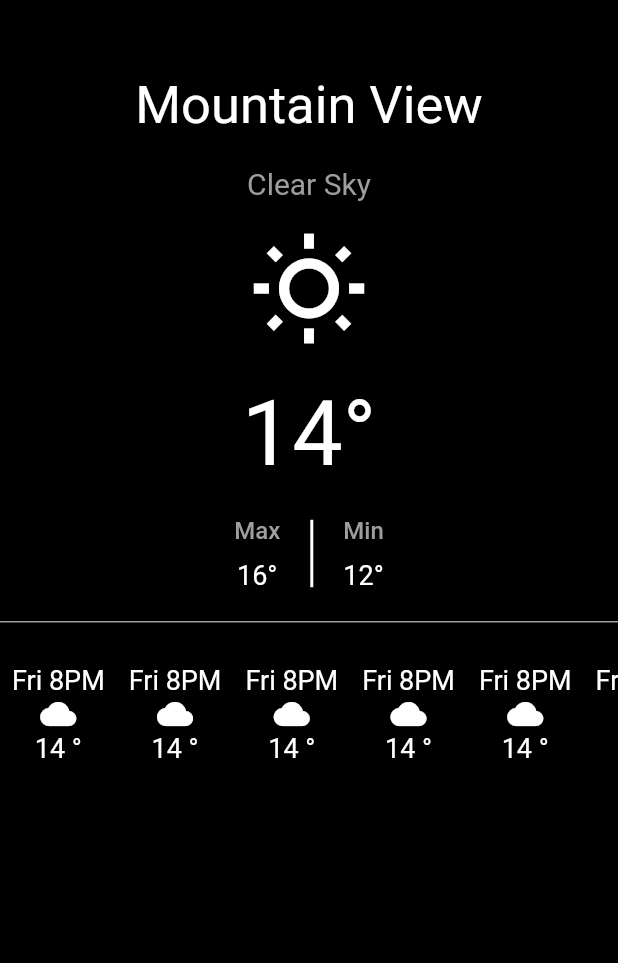
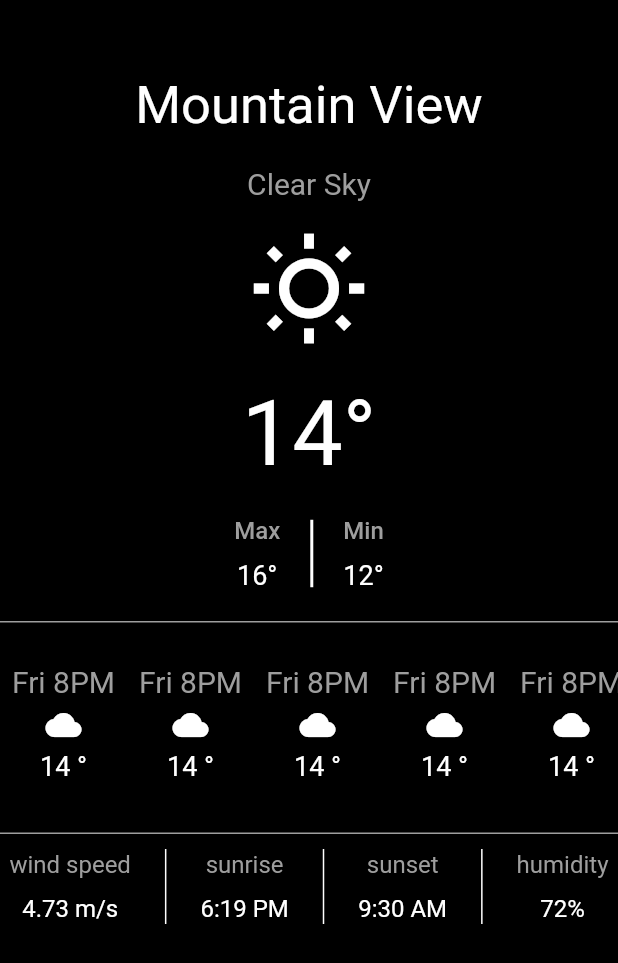
Before and after one commit to alikazemidev/weather_bisi_flutter, a Flutter app: the screen it shows after launch, on a phone screen of 412 x 824 dp. Shown: the top 963 px of the screen. Run offline on Flutter 3.47's test engine with Material 2 defaults, Android fonts, the phone set to English and light mode, and no system bars.

Commit message:
complete static ui

```diff
--- a/lib/main.dart
+++ b/lib/main.dart
@@ -137,7 +137,7 @@ class _HomePageState extends State<HomePage> {
                 SizedBox(height: 20),
                 Container(
                   width: double.infinity,
-                  height: 100,
+                  height: 120,
                   child: ListView.builder(
                     shrinkWrap: true,
                     itemCount: 10,
@@ -147,15 +147,128 @@ class _HomePageState extends State<HomePage> {
                         padding: const EdgeInsets.all(8.0),
                         child: Column(
                           children: [
-                            Text('Fri 8PM'),
+                            Text(
+                              'Fri 8PM',
+                              style: TextStyle(
+                                fontSize: 20,
+                                color: Colors.grey,
+                              ),
+                            ),
+                            SizedBox(height: 5),
                             Icon(Icons.cloud, color: Colors.white),
+                            SizedBox(height: 5),
                             Text('14 \u00b0')
                           ],
                         ),
                       );
                     },
                   ),
-                )
+                ),
+                Container(
+                  width: double.infinity,
+                  height: 1,
+                  color: Colors.grey,
+                ),
+                SizedBox(height: 10),
+                Row(
+                  mainAxisAlignment: MainAxisAlignment.spaceAround,
+                  children: [
+                    Column(
+                      children: [
+                        Text(
+                          'wind speed',
+                          style: TextStyle(
+                            fontSize: 16,
+                            color: Colors.grey,
+                          ),
+                        ),
+                        SizedBox(height: 10),
+                        Text(
+                          '4.73 m/s',
+                          style: TextStyle(
+                            fontSize: 16,
+                            color: Colors.white,
+                          ),
+                        ),
+                      ],
+                    ),
+                    Container(
+                      margin: EdgeInsets.symmetric(horizontal: 10),
+                      width: 1,
+                      height: 50,
+                      color: Colors.white,
+                    ),
+                    Column(
+                      children: [
+                        Text(
+                          'sunrise',
+                          style: TextStyle(
+                            fontSize: 16,
+                            color: Colors.grey,
+                          ),
+                        ),
+                        SizedBox(height: 10),
+                        Text(
+                          '6:19 PM',
+                          style: TextStyle(
+                            fontSize: 16,
+                            color: Colors.white,
+                          ),
+                        ),
+                      ],
+                    ),
+                    Container(
+                      margin: EdgeInsets.symmetric(horizontal: 10),
+                      width: 1,
+                      height: 50,
+                      color: Colors.white,
+                    ),
+                    Column(
+                      children: [
+                        Text(
+                          'sunset',
+                          style: TextStyle(
+                            fontSize: 16,
+                            color: Colors.grey,
+                          ),
+                        ),
+                        SizedBox(height: 10),
+                        Text(
+                          '9:30 AM',
+                          style: TextStyle(
+                            fontSize: 16,
+                            color: Colors.white,
+                          ),
+                        ),
+                      ],
+                    ),
+                    Container(
+                      margin: EdgeInsets.symmetric(horizontal: 10),
+                      width: 1,
+                      height: 50,
+                      color: Colors.white,
+                    ),
+                    Column(
+                      children: [
+                        Text(
+                          'humidity',
+                          style: TextStyle(
+                            fontSize: 16,
+                            color: Colors.grey,
+                          ),
+                        ),
+                        SizedBox(height: 10),
+                        Text(
+                          '72%',
+                          style: TextStyle(
+                            fontSize: 16,
+                            color: Colors.white,
+                          ),
+                        ),
+                      ],
+                    ),
+                  ],
+                ),
               ],
             ),
           ),
```
